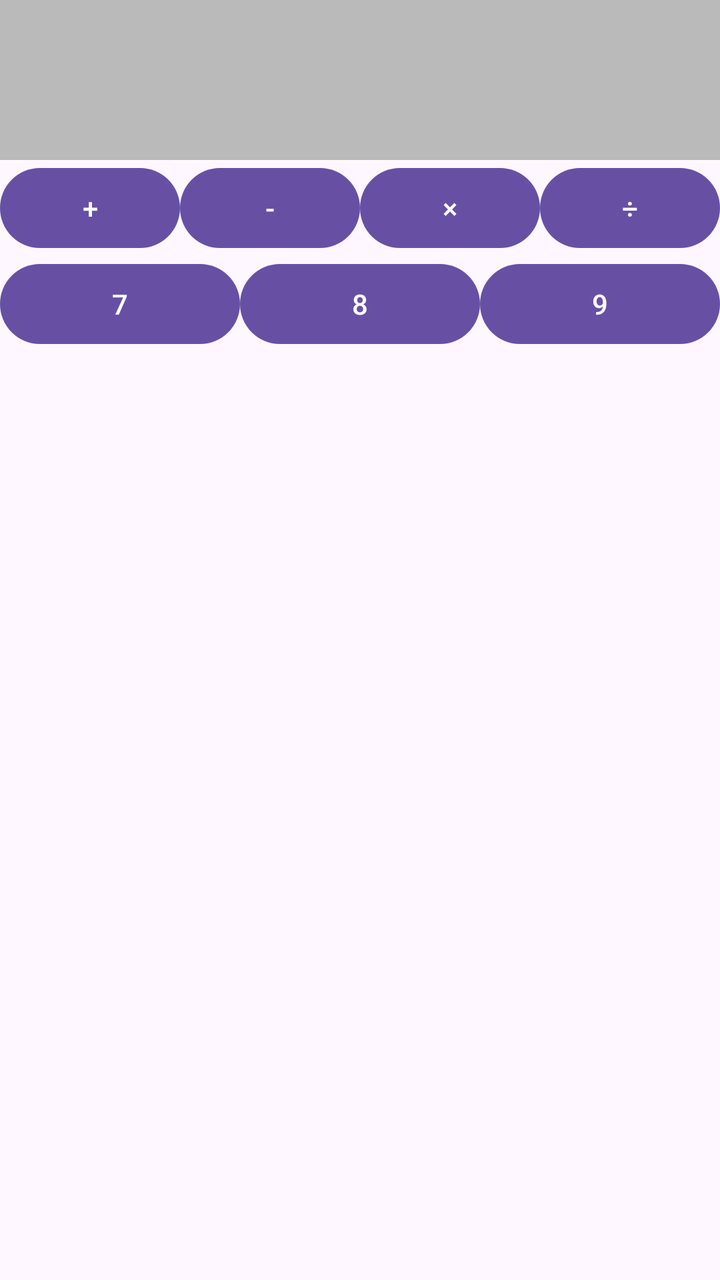
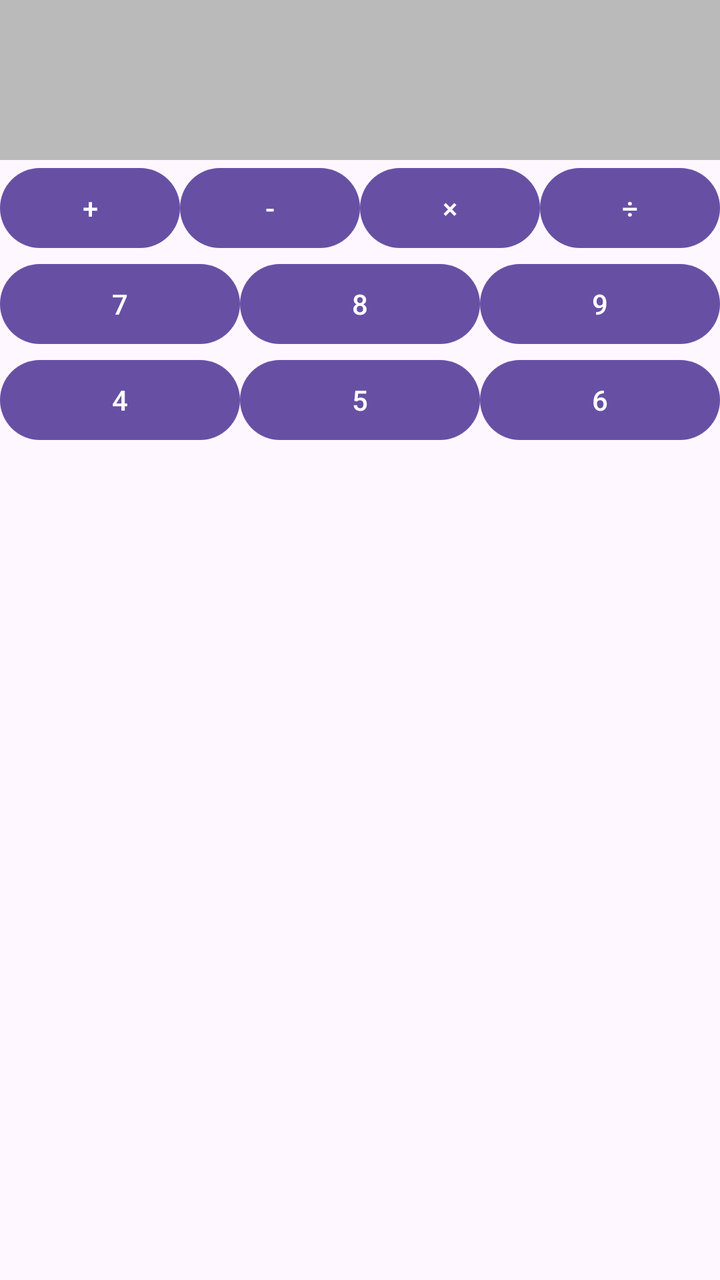

Compare the two renders of this Android layout. The source of the first and the diff that turns it into the second are given below.
<!-- AndroidManifest.xml: application theme Theme._05_zadanie2 -->
<!-- res/layout/activity_main.xml -->
<?xml version="1.0" encoding="utf-8"?>
<LinearLayout xmlns:android="http://schemas.android.com/apk/res/android"
    xmlns:app="http://schemas.android.com/apk/res-auto"
    xmlns:tools="http://schemas.android.com/tools"
    android:id="@+id/main"
    android:layout_width="match_parent"
    android:layout_height="match_parent"
    android:orientation="vertical"
    tools:context=".MainActivity" >

    <TextView
        android:id="@+id/textView"
        android:layout_width="match_parent"
        android:layout_height="wrap_content"
        android:height="80dp"
        android:background="#BABABA"
        android:gravity="bottom|right"
        android:textSize="32sp" />

    <LinearLayout
        android:layout_width="match_parent"
        android:layout_height="wrap_content"
        android:orientation="horizontal">

        <Button
            android:id="@+id/button5"
            android:layout_width="wrap_content"
            android:layout_height="wrap_content"
            android:layout_weight="1"
            android:text="+" />

        <Button
            android:id="@+id/button6"
            android:layout_width="wrap_content"
            android:layout_height="wrap_content"
            android:layout_weight="1"
            android:text="-" />

        <Button
            android:id="@+id/button7"
            android:layout_width="wrap_content"
            android:layout_height="wrap_content"
            android:layout_weight="1"
            android:text="×" />

        <Button
            android:id="@+id/button8"
            android:layout_width="wrap_content"
            android:layout_height="wrap_content"
            android:layout_weight="1"
            android:text="÷" />

    </LinearLayout>

    <LinearLayout
        android:layout_width="match_parent"
        android:layout_height="wrap_content"
        android:orientation="horizontal" >

        <Button
            android:id="@+id/button12"
            android:layout_width="wrap_content"
            android:layout_height="wrap_content"
            android:layout_weight="1"
            android:text="7" />

        <Button
            android:id="@+id/button13"
            android:layout_width="wrap_content"
            android:layout_height="wrap_content"
            android:layout_weight="1"
            android:text="8" />

        <Button
            android:id="@+id/button14"
            android:layout_width="wrap_content"
            android:layout_height="wrap_content"
            android:layout_weight="1"
            android:text="9" />
    </LinearLayout>

    <LinearLayout
        android:layout_width="match_parent"
        android:layout_height="wrap_content"
        android:orientation="horizontal"></LinearLayout>

    <LinearLayout
        android:layout_width="match_parent"
        android:layout_height="wrap_content"
        android:orientation="horizontal"></LinearLayout>

    <LinearLayout
        android:layout_width="match_parent"
        android:layout_height="wrap_content"
        android:orientation="horizontal">

    </LinearLayout>
</LinearLayout>
<!-- resources referenced by this layout -->
<resources>
  <style name="Theme._05_zadanie2" parent="Base.Theme._05_zadanie2" />
  <style name="Base.Theme._05_zadanie2" parent="Theme.Material3.DayNight.NoActionBar">
          
          
      </style>
</resources>

<!-- the commit's change to res/layout/activity_main.xml (unified diff, before → after) -->
@@ -82,7 +82,29 @@
     <LinearLayout
         android:layout_width="match_parent"
         android:layout_height="wrap_content"
-        android:orientation="horizontal"></LinearLayout>
+        android:orientation="horizontal">
+
+        <Button
+            android:id="@+id/button15"
+            android:layout_width="wrap_content"
+            android:layout_height="wrap_content"
+            android:layout_weight="1"
+            android:text="4" />
+
+        <Button
+            android:id="@+id/button16"
+            android:layout_width="wrap_content"
+            android:layout_height="wrap_content"
+            android:layout_weight="1"
+            android:text="5" />
+
+        <Button
+            android:id="@+id/button17"
+            android:layout_width="wrap_content"
+            android:layout_height="wrap_content"
+            android:layout_weight="1"
+            android:text="6" />
+    </LinearLayout>
 
     <LinearLayout
         android:layout_width="match_parent"
